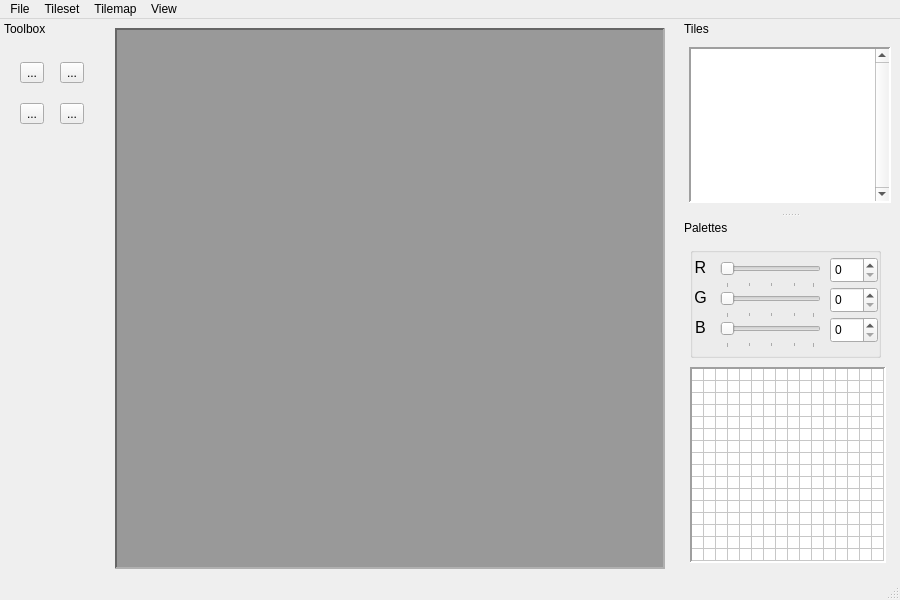
The window that mainwindow.ui (LoxoSoftware/RetroMap) describes before a commit, drawn with Qt 5.
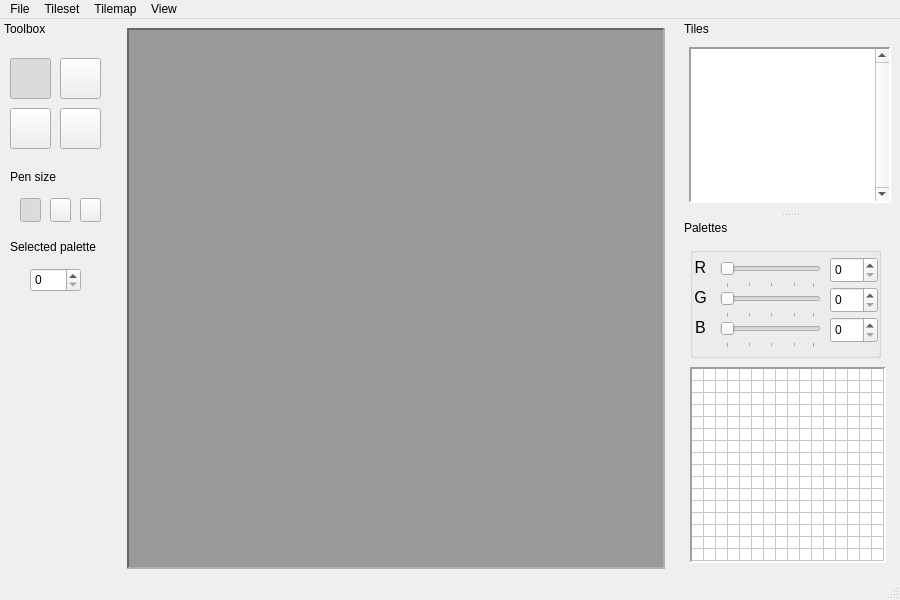
The same window after the commit. Icons and pictures are not drawn.

Commit message: Ui: Updated toolbox panel with more controls and added icons

```diff
--- a/mainwindow.ui
+++ b/mainwindow.ui
@@ -43,7 +43,7 @@
         <rect>
          <x>0</x>
          <y>0</y>
-         <width>566</width>
+         <width>554</width>
          <height>546</height>
         </rect>
        </property>
@@ -111,13 +111,13 @@
   <widget class="QDockWidget" name="dckToolbox">
    <property name="minimumSize">
     <size>
-     <width>100</width>
+     <width>112</width>
      <height>49</height>
     </size>
    </property>
    <property name="maximumSize">
     <size>
-     <width>100</width>
+     <width>112</width>
      <height>524287</height>
     </size>
    </property>
@@ -131,45 +131,226 @@
     <number>1</number>
    </attribute>
    <widget class="QWidget" name="dockWidgetContents">
-    <widget class="QWidget" name="gridLayoutWidget">
+    <widget class="QPushButton" name="tlbFlipPen">
      <property name="geometry">
       <rect>
        <x>10</x>
-       <y>10</y>
-       <width>84</width>
-       <height>91</height>
+       <y>70</y>
+       <width>41</width>
+       <height>41</height>
       </rect>
      </property>
-     <layout class="QGridLayout" name="gridLayout_2">
-      <item row="0" column="0">
-       <widget class="QToolButton" name="toolButton">
-        <property name="text">
-         <string>...</string>
-        </property>
-       </widget>
-      </item>
-      <item row="0" column="1">
-       <widget class="QToolButton" name="toolButton_2">
-        <property name="text">
-         <string>...</string>
-        </property>
-       </widget>
-      </item>
-      <item row="1" column="0">
-       <widget class="QToolButton" name="toolButton_3">
-        <property name="text">
-         <string>...</string>
-        </property>
-       </widget>
-      </item>
-      <item row="1" column="1">
-       <widget class="QToolButton" name="toolButton_4">
-        <property name="text">
-         <string>...</string>
-        </property>
-       </widget>
-      </item>
-     </layout>
+     <property name="toolTip">
+      <string>Flip pen</string>
+     </property>
+     <property name="text">
+      <string/>
+     </property>
+     <property name="icon">
+      <iconset resource="resources.qrc">
+       <normaloff>:/tool_icons/flip_pen</normaloff>:/tool_icons/flip_pen</iconset>
+     </property>
+     <property name="iconSize">
+      <size>
+       <width>32</width>
+       <height>32</height>
+      </size>
+     </property>
+     <property name="checkable">
+      <bool>true</bool>
+     </property>
+    </widget>
+    <widget class="QPushButton" name="tlbPalettePen">
+     <property name="geometry">
+      <rect>
+       <x>60</x>
+       <y>70</y>
+       <width>41</width>
+       <height>41</height>
+      </rect>
+     </property>
+     <property name="toolTip">
+      <string>Palette pen</string>
+     </property>
+     <property name="text">
+      <string/>
+     </property>
+     <property name="icon">
+      <iconset resource="resources.qrc">
+       <normaloff>:/tool_icons/palette_pen</normaloff>:/tool_icons/palette_pen</iconset>
+     </property>
+     <property name="iconSize">
+      <size>
+       <width>32</width>
+       <height>32</height>
+      </size>
+     </property>
+     <property name="checkable">
+      <bool>true</bool>
+     </property>
+    </widget>
+    <widget class="QPushButton" name="tlbPen">
+     <property name="geometry">
+      <rect>
+       <x>10</x>
+       <y>20</y>
+       <width>41</width>
+       <height>41</height>
+      </rect>
+     </property>
+     <property name="toolTip">
+      <string>Pen</string>
+     </property>
+     <property name="text">
+      <string/>
+     </property>
+     <property name="icon">
+      <iconset resource="resources.qrc">
+       <normaloff>:/tool_icons/pen</normaloff>:/tool_icons/pen</iconset>
+     </property>
+     <property name="iconSize">
+      <size>
+       <width>32</width>
+       <height>32</height>
+      </size>
+     </property>
+     <property name="checkable">
+      <bool>true</bool>
+     </property>
+     <property name="checked">
+      <bool>true</bool>
+     </property>
+    </widget>
+    <widget class="QPushButton" name="tlbTileSelect">
+     <property name="geometry">
+      <rect>
+       <x>60</x>
+       <y>20</y>
+       <width>41</width>
+       <height>41</height>
+      </rect>
+     </property>
+     <property name="toolTip">
+      <string>Selection tool</string>
+     </property>
+     <property name="text">
+      <string/>
+     </property>
+     <property name="icon">
+      <iconset resource="resources.qrc">
+       <normaloff>:/tool_icons/tile_select</normaloff>:/tool_icons/tile_select</iconset>
+     </property>
+     <property name="iconSize">
+      <size>
+       <width>32</width>
+       <height>32</height>
+      </size>
+     </property>
+     <property name="checkable">
+      <bool>true</bool>
+     </property>
+    </widget>
+    <widget class="QLabel" name="label">
+     <property name="geometry">
+      <rect>
+       <x>10</x>
+       <y>200</y>
+       <width>91</width>
+       <height>18</height>
+      </rect>
+     </property>
+     <property name="text">
+      <string>Selected palette</string>
+     </property>
+    </widget>
+    <widget class="QSpinBox" name="spbPenPalette">
+     <property name="geometry">
+      <rect>
+       <x>30</x>
+       <y>230</y>
+       <width>51</width>
+       <height>24</height>
+      </rect>
+     </property>
+     <property name="maximum">
+      <number>15</number>
+     </property>
+    </widget>
+    <widget class="QLabel" name="label_2">
+     <property name="geometry">
+      <rect>
+       <x>10</x>
+       <y>130</y>
+       <width>91</width>
+       <height>18</height>
+      </rect>
+     </property>
+     <property name="text">
+      <string>Pen size</string>
+     </property>
+    </widget>
+    <widget class="QPushButton" name="btnSize1">
+     <property name="geometry">
+      <rect>
+       <x>20</x>
+       <y>160</y>
+       <width>21</width>
+       <height>24</height>
+      </rect>
+     </property>
+     <property name="text">
+      <string/>
+     </property>
+     <property name="icon">
+      <iconset resource="resources.qrc">
+       <normaloff>:/tool_icons/toolsize_1</normaloff>:/tool_icons/toolsize_1</iconset>
+     </property>
+     <property name="checkable">
+      <bool>true</bool>
+     </property>
+     <property name="checked">
+      <bool>true</bool>
+     </property>
+    </widget>
+    <widget class="QPushButton" name="btnSize2">
+     <property name="geometry">
+      <rect>
+       <x>50</x>
+       <y>160</y>
+       <width>21</width>
+       <height>24</height>
+      </rect>
+     </property>
+     <property name="text">
+      <string/>
+     </property>
+     <property name="icon">
+      <iconset resource="resources.qrc">
+       <normaloff>:/tool_icons/toolsize_2</normaloff>:/tool_icons/toolsize_2</iconset>
+     </property>
+     <property name="checkable">
+      <bool>true</bool>
+     </property>
+    </widget>
+    <widget class="QPushButton" name="btnSize3">
+     <property name="geometry">
+      <rect>
+       <x>80</x>
+       <y>160</y>
+       <width>21</width>
+       <height>24</height>
+      </rect>
+     </property>
+     <property name="text">
+      <string/>
+     </property>
+     <property name="icon">
+      <iconset resource="resources.qrc">
+       <normaloff>:/tool_icons/toolsize_3</normaloff>:/tool_icons/toolsize_3</iconset>
+     </property>
+     <property name="checkable">
+      <bool>true</bool>
+     </property>
     </widget>
    </widget>
   </widget>
```
Left out of the diff: 4 changed lines with no effect on the pictures.
